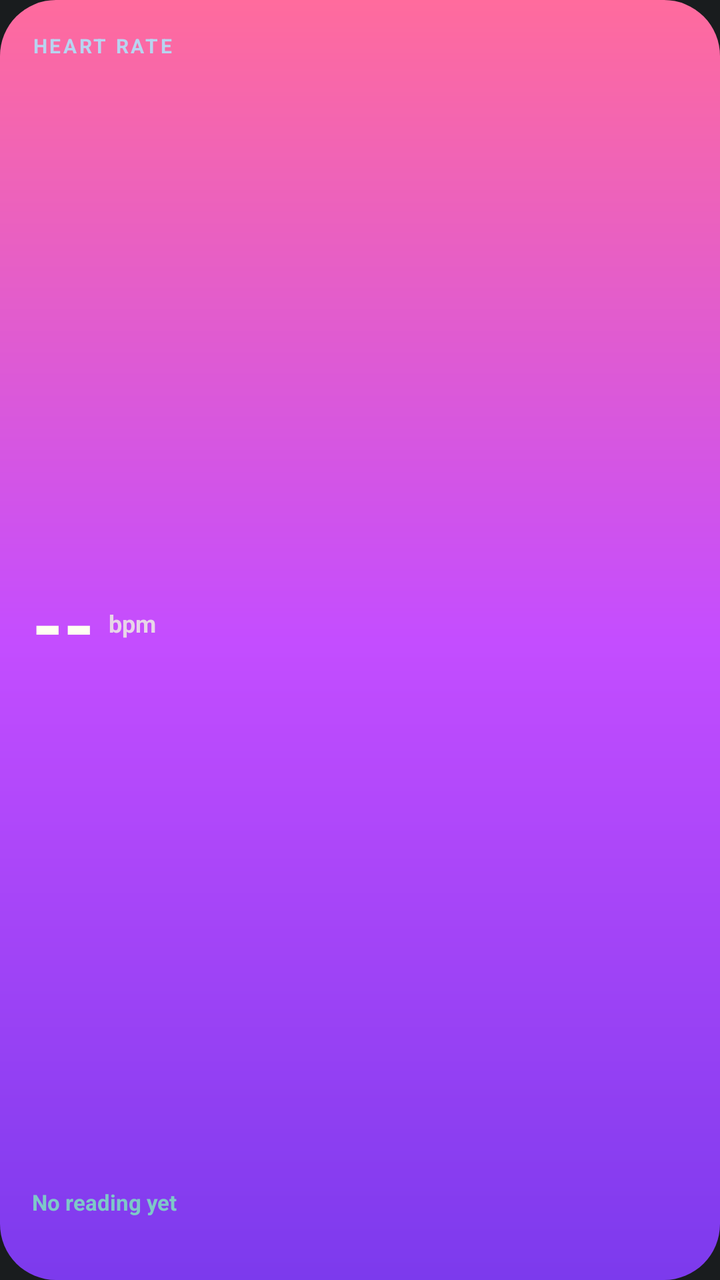
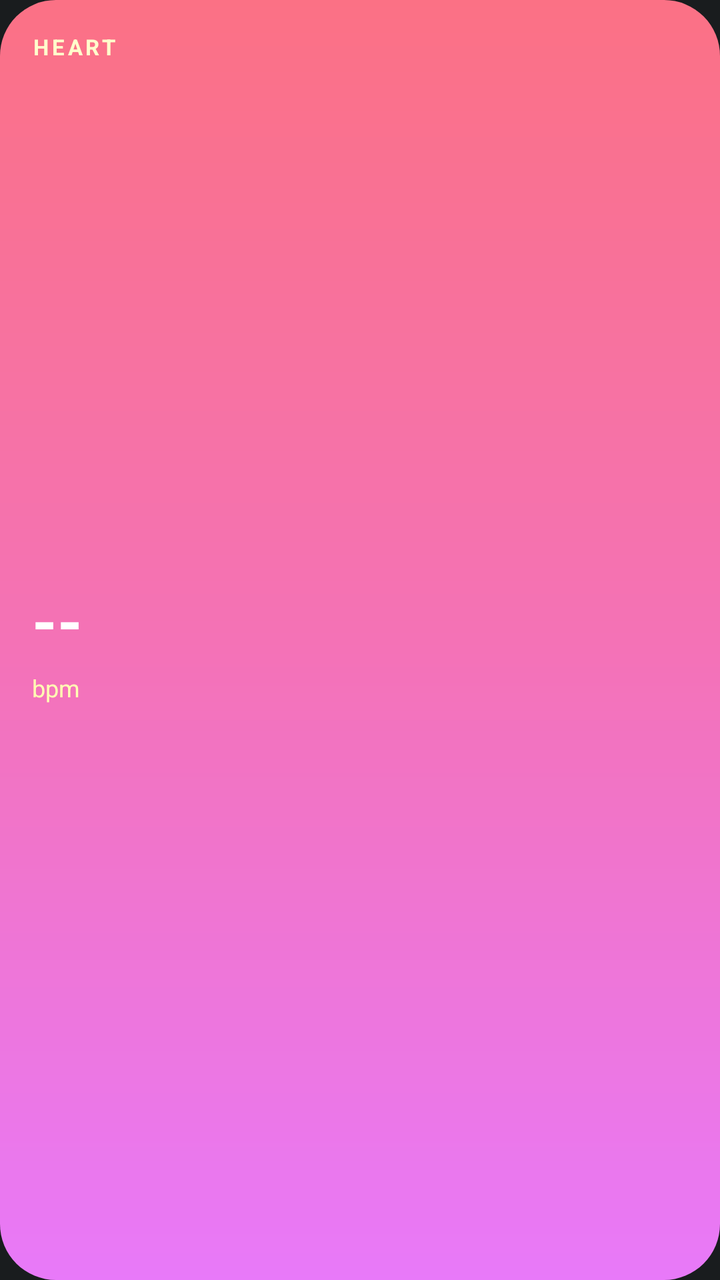

Compare the two renders of this Android layout. The source of the first and the diff that turns it into the second are given below.
<!-- AndroidManifest.xml: application theme Theme.MyApplication -->
<!-- res/layout/widget_glass_heart.xml -->
<?xml version="1.0" encoding="utf-8"?>
<LinearLayout xmlns:android="http://schemas.android.com/apk/res/android"
    android:id="@+id/glass_root"
    android:layout_width="match_parent"
    android:layout_height="match_parent"
    android:background="@drawable/bg_widget_card"
    android:orientation="vertical">
    <TextView
        android:id="@+id/tv_label"
        android:layout_width="wrap_content"
        android:layout_height="wrap_content"
        android:text="HEART RATE"
        android:textColor="@color/glass_sky"
        android:textSize="10sp"
        android:textStyle="bold"
        android:maxLines="1"
        android:letterSpacing="0.12" />
    <LinearLayout
        android:layout_width="match_parent"
        android:layout_height="0dp"
        android:layout_weight="1"
        android:gravity="center_vertical"
        android:orientation="horizontal">
    <TextView
        android:id="@+id/tv_value"
        android:layout_width="wrap_content"
        android:layout_height="wrap_content"
        android:text="--"
        android:textColor="@color/glass_text"
        android:textSize="40sp"
        android:textStyle="bold"
        android:maxLines="1"
         />
    <TextView
        android:id="@+id/tv_unit"
        android:layout_width="wrap_content"
        android:layout_height="wrap_content"
        android:text=" bpm"
        android:textColor="@color/glass_muted"
        android:textSize="12sp"
        android:textStyle="bold"
        android:maxLines="1"
        android:layout_marginLeft="4dp" />
    </LinearLayout>
    <TextView
        android:id="@+id/tv_sub"
        android:layout_width="wrap_content"
        android:layout_height="wrap_content"
        android:text="No reading yet"
        android:textColor="@color/glass_cyan"
        android:textSize="11sp"
        android:textStyle="bold"
        android:maxLines="1"
         />
    <TextView
        android:id="@+id/tv_foot"
        android:layout_width="wrap_content"
        android:layout_height="wrap_content"
        android:text=""
        android:textColor="@color/glass_muted"
        android:textSize="10sp"
        
        android:maxLines="1"
        android:layout_marginTop="2dp" />
</LinearLayout>
<!-- resources referenced by this layout -->
<resources>
  <color name="glass_cyan">#7EC8C8</color>
  <color name="glass_muted">#E8D5E8</color>
  <color name="glass_sky">#B8D4F0</color>
  <color name="glass_text">#FFFFFFF2</color>
  <!-- drawable bg_widget_card (drawable) -->
  <?xml version="1.0" encoding="utf-8"?>
  <shape xmlns:android="http://schemas.android.com/apk/res/android" android:shape="rectangle">
      <gradient
          android:type="linear"
          android:angle="145"
          android:startColor="#FF6B9D"
          android:centerColor="#C44DFF"
          android:endColor="#7C3AED" />
      <corners android:radius="28dp" />
      <padding
          android:left="16dp"
          android:top="16dp"
          android:right="16dp"
          android:bottom="16dp" />
  </shape>
  <style name="Theme.MyApplication" parent="android:Theme.DeviceDefault.NoActionBar" />
</resources>

<!-- the commit's change to res/layout/widget_glass_heart.xml (unified diff, before → after) -->
@@ -3,63 +3,49 @@
     android:id="@+id/glass_root"
     android:layout_width="match_parent"
     android:layout_height="match_parent"
-    android:background="@drawable/bg_widget_card"
-    android:orientation="vertical">
+    android:background="@drawable/bg_grad_heart"
+    android:orientation="vertical"
+    android:padding="16dp">
     <TextView
         android:id="@+id/tv_label"
         android:layout_width="wrap_content"
         android:layout_height="wrap_content"
-        android:text="HEART RATE"
-        android:textColor="@color/glass_sky"
-        android:textSize="10sp"
+        android:text="HEART"
+        android:textColor="#FFFFFFCC"
+        android:textSize="11sp"
         android:textStyle="bold"
-        android:maxLines="1"
-        android:letterSpacing="0.12" />
+        android:letterSpacing="0.14" />
     <LinearLayout
         android:layout_width="match_parent"
         android:layout_height="0dp"
         android:layout_weight="1"
         android:gravity="center_vertical"
-        android:orientation="horizontal">
-    <TextView
-        android:id="@+id/tv_value"
-        android:layout_width="wrap_content"
-        android:layout_height="wrap_content"
-        android:text="--"
-        android:textColor="@color/glass_text"
-        android:textSize="40sp"
-        android:textStyle="bold"
-        android:maxLines="1"
-         />
-    <TextView
-        android:id="@+id/tv_unit"
-        android:layout_width="wrap_content"
-        android:layout_height="wrap_content"
-        android:text=" bpm"
-        android:textColor="@color/glass_muted"
-        android:textSize="12sp"
-        android:textStyle="bold"
-        android:maxLines="1"
-        android:layout_marginLeft="4dp" />
+        android:orientation="vertical">
+        <TextView
+            android:id="@+id/tv_value"
+            android:layout_width="wrap_content"
+            android:layout_height="wrap_content"
+            android:text="--"
+            android:textColor="#FFFFFF"
+            android:textSize="32sp"
+            android:textStyle="bold"
+            android:maxLines="1" />
+        <TextView
+            android:id="@+id/tv_sub"
+            android:layout_width="wrap_content"
+            android:layout_height="wrap_content"
+            android:layout_marginTop="4dp"
+            android:text="bpm"
+            android:textColor="#FFFFFFB3"
+            android:textSize="12sp"
+            android:maxLines="1" />
     </LinearLayout>
-    <TextView
-        android:id="@+id/tv_sub"
-        android:layout_width="wrap_content"
-        android:layout_height="wrap_content"
-        android:text="No reading yet"
-        android:textColor="@color/glass_cyan"
-        android:textSize="11sp"
-        android:textStyle="bold"
-        android:maxLines="1"
-         />
     <TextView
         android:id="@+id/tv_foot"
         android:layout_width="wrap_content"
         android:layout_height="wrap_content"
         android:text=""
-        android:textColor="@color/glass_muted"
+        android:textColor="#FFFFFF99"
         android:textSize="10sp"
-        
-        android:maxLines="1"
-        android:layout_marginTop="2dp" />
+        android:maxLines="1" />
 </LinearLayout>
<!-- resource entries referenced after the edit -->
@@ -1,24 +1,15 @@
 <!-- resources referenced by this layout -->
 <resources>
-  <color name="glass_cyan">#7EC8C8</color>
-  <color name="glass_muted">#E8D5E8</color>
-  <color name="glass_sky">#B8D4F0</color>
-  <color name="glass_text">#FFFFFFF2</color>
-  <!-- drawable bg_widget_card (drawable) -->
+  <!-- drawable bg_grad_heart (drawable) -->
   <?xml version="1.0" encoding="utf-8"?>
   <shape xmlns:android="http://schemas.android.com/apk/res/android" android:shape="rectangle">
       <gradient
           android:type="linear"
           android:angle="145"
-          android:startColor="#FF6B9D"
-          android:centerColor="#C44DFF"
-          android:endColor="#7C3AED" />
+          android:startColor="#FB7185"
+          android:centerColor="#F472B6"
+          android:endColor="#E879F9" />
       <corners android:radius="28dp" />
-      <padding
-          android:left="16dp"
-          android:top="16dp"
-          android:right="16dp"
-          android:bottom="16dp" />
   </shape>
   <style name="Theme.MyApplication" parent="android:Theme.DeviceDefault.NoActionBar" />
 </resources>
